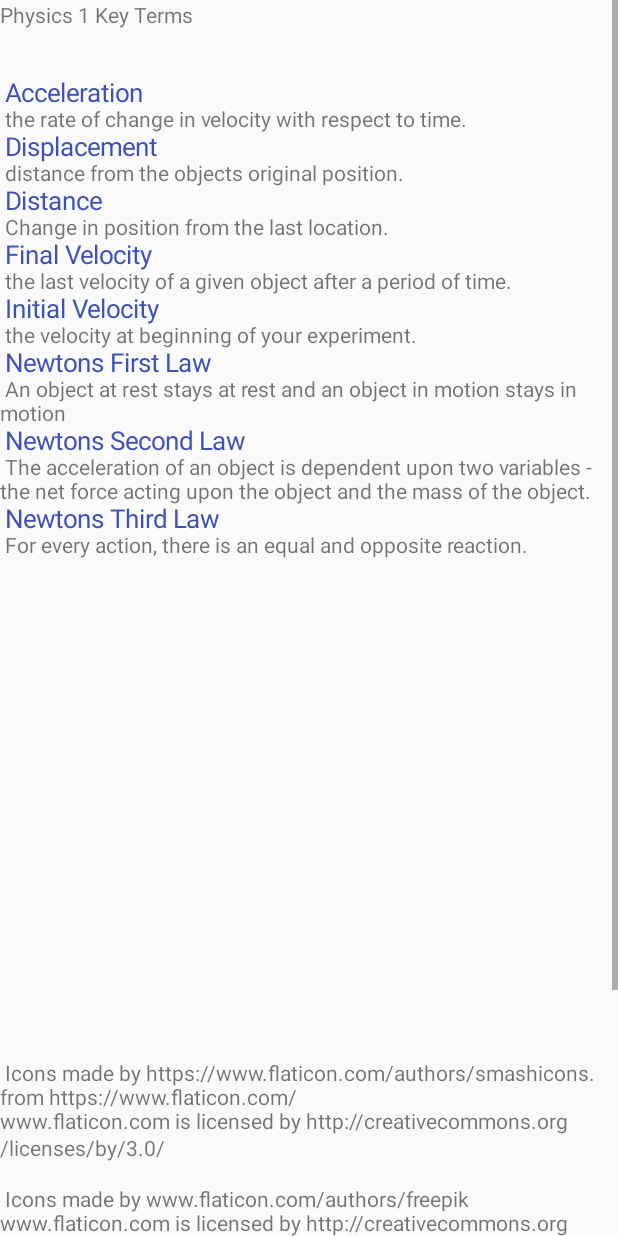
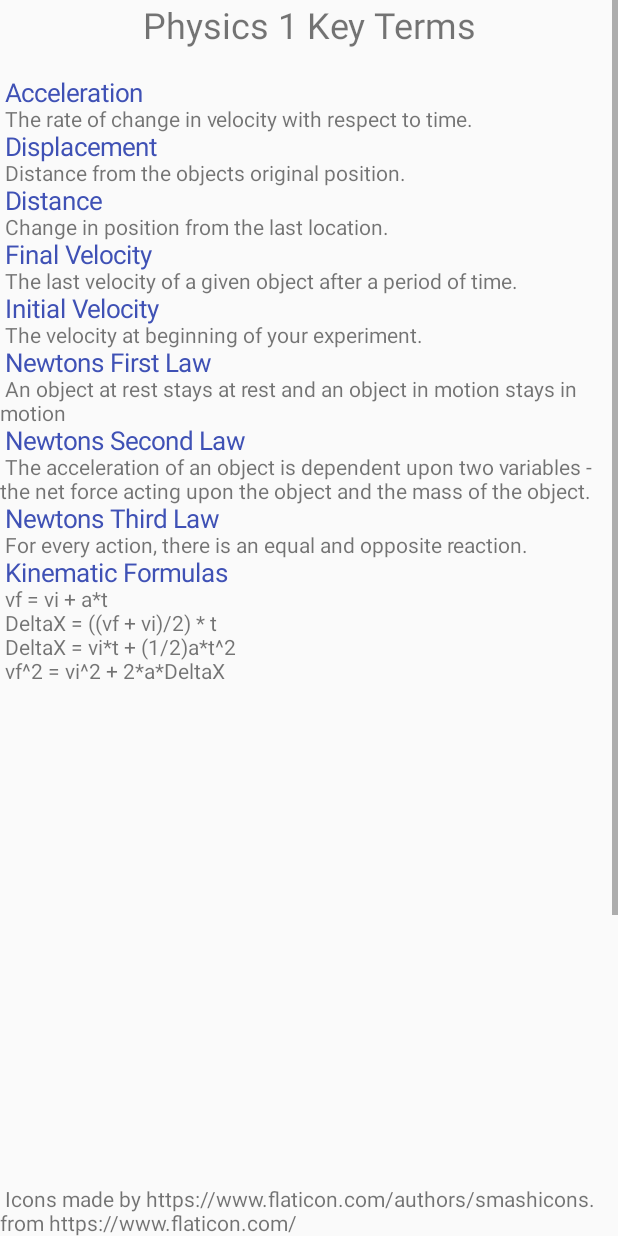
Before and after one commit to ZachSteele/BottomNavigationView, an Android app: the DictionaryScroll screen opened directly, with no data from a screen before it, on a phone screen of 412 x 824 dp. Run offline under Robolectric (Android 15) with nearby library versions, the phone set to English and light mode, and no system bars.

Commit message:
Small changes to the dictionary

```diff
--- a/app/build.gradle
+++ b/app/build.gradle
@@ -6,8 +6,8 @@
         applicationId "com.myfirstproj.zachs.PhysicsOneCompleteGuide"
         minSdkVersion 21
         targetSdkVersion 27
-        versionCode 5
-        versionName "1.5"
+        versionCode 6
+        versionName "1.6"
         testInstrumentationRunner "android.support.test.runner.AndroidJUnitRunner"
     }
     buildTypes {
--- a/app/src/main/res/layout/activity_dictionary_scroll.xml
+++ b/app/src/main/res/layout/activity_dictionary_scroll.xml
@@ -18,7 +18,9 @@
                 android:id="@+id/titleWindow"
                 android:layout_width="match_parent"
                 android:layout_height="50dp"
-                android:text="Physics 1 Key Terms" />
+                android:text="Physics 1 Key Terms"
+                android:textAlignment="center"
+                android:textSize="24sp" />
 
             <TextView
                 android:id="@+id/messageWindow"
--- a/app/src/main/res/values/strings.xml
+++ b/app/src/main/res/values/strings.xml
@@ -5,21 +5,22 @@
     <string name="nav_toolbox">Kinematics</string>
     <string name="nav_dictionary">Dictionary</string>
     <string name="large_actual_text">
+
         <font fgcolor='#3F51B5' size="17">Acceleration</font>
          "\n"
-        "the rate of change in velocity with respect to time.\n"
+        "The rate of change in velocity with respect to time.\n"
         <font fgcolor='#3F51B5' size="17">Displacement</font>
         "\n"
-        "distance from the objects original position.\n"
+        "Distance from the objects original position.\n"
         <font fgcolor='#3F51B5' size="17">Distance</font>
         "\n"
         "Change in position from the last location.\n"
         <font fgcolor='#3F51B5' size="17">Final Velocity</font>
         "\n"
-        "the last velocity of a given object after a period of time.\n"
+        "The last velocity of a given object after a period of time.\n"
         <font fgcolor='#3F51B5' size="17">Initial Velocity</font>
         "\n"
-        "the velocity at beginning of your experiment.\n"
+        "The velocity at beginning of your experiment.\n"
         <font fgcolor='#3F51B5' size="17">Newtons First Law</font>
         "\n"
         "An object at rest stays at rest and an object in motion stays in motion\n"
@@ -29,6 +30,12 @@
         <font fgcolor='#3F51B5' size="17">Newtons Third Law</font>
         "\n"
         "For every action, there is an equal and opposite reaction.\n"
+        <font fgcolor='#3F51B5' size="17">Kinematic Formulas</font>
+        "\n"
+        "vf = vi + a*t\n"
+        "DeltaX = ((vf + vi)/2) * t\n"
+        "DeltaX = vi*t + (1/2)a*t^2\n"
+        "vf^2 = vi^2 + 2*a*DeltaX\n"
 
         "\n\n\n\n\n\n\n\n\n\n\n\n\n\n\n\n\n\n\n\n\n"
         "Icons made by https://www.flaticon.com/authors/smashicons. from https://www.flaticon.com/"
```
Also changed, not shown: 2 other files.
